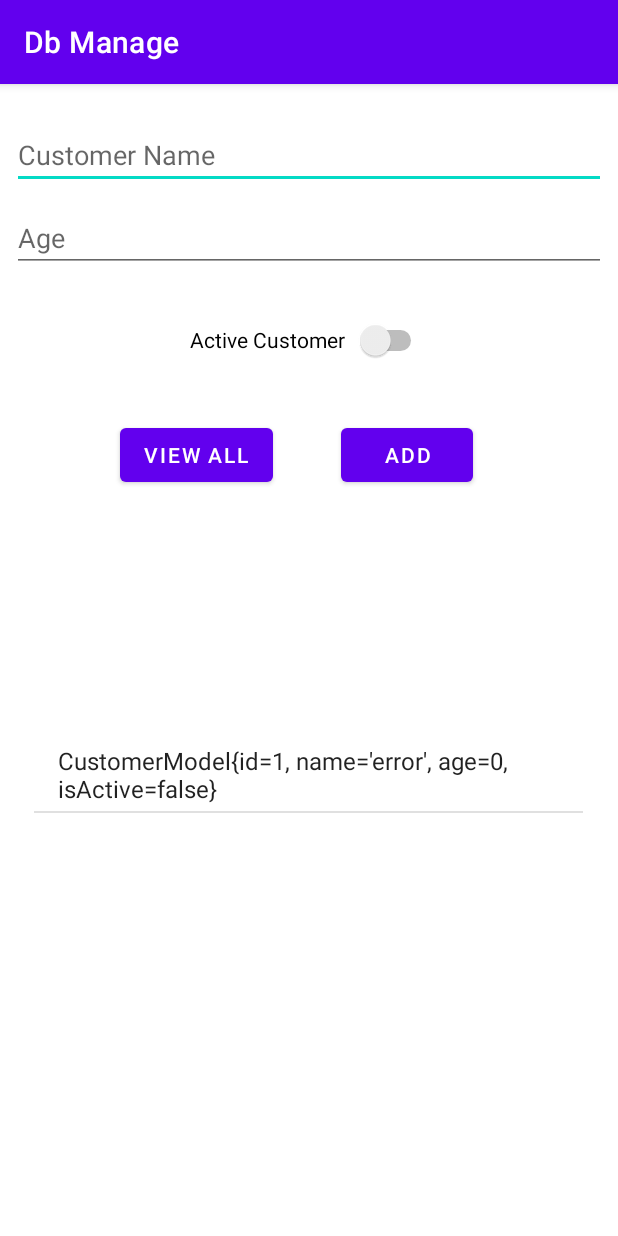
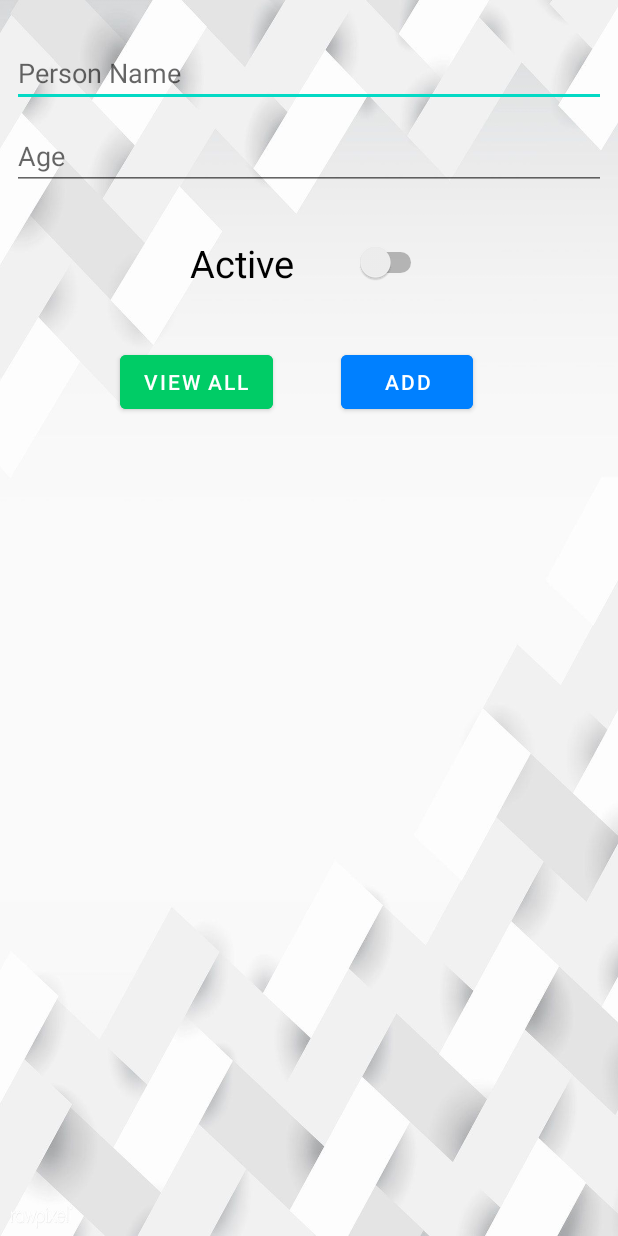
Before and after one commit to satyampra73/Db_manage_App, an Android app: the screen it shows after launch (MainActivity), after a tap on "ADD", on a phone screen of 412 x 824 dp. Run offline under Robolectric (Android 15) with nearby library versions, the phone set to English and light mode, and no system bars.

Commit message:
comited in 8 NOv

```diff
--- a/app/build.gradle
+++ b/app/build.gradle
@@ -33,7 +33,7 @@ dependencies {
     implementation 'androidx.appcompat:appcompat:1.3.1'
     implementation 'com.google.android.material:material:1.4.0'
     implementation 'androidx.constraintlayout:constraintlayout:2.1.1'
-    testImplementation 'junit:junit:4.+'
+    testImplementation 'junit:junit:4.13.2'
     androidTestImplementation 'androidx.test.ext:junit:1.1.3'
     androidTestImplementation 'androidx.test.espresso:espresso-core:3.4.0'
 }
--- a/app/src/main/java/com/satyam/dbmanage/CustomerModel.java
+++ b/app/src/main/java/com/satyam/dbmanage/CustomerModel.java
@@ -18,12 +18,10 @@ public class CustomerModel {
 
     @Override
     public String toString() {
-        return "CustomerModel{" +
-                "id=" + id +
-                ", name='" + name + '\'' +
-                ", age=" + age +
-                ", isActive=" + isActive +
-                '}';
+        return
+                " Name : " + name +
+                "\n Age : " + age +
+                "\n isActive : " + isActive ;
     }
 
     public int getId() {
--- a/app/src/main/java/com/satyam/dbmanage/DatabaseHelper.java
+++ b/app/src/main/java/com/satyam/dbmanage/DatabaseHelper.java
@@ -5,8 +5,6 @@ import android.content.Context;
 import android.database.Cursor;
 import android.database.sqlite.SQLiteDatabase;
 import android.database.sqlite.SQLiteOpenHelper;
-
-import androidx.annotation.Nullable;
 
 import java.util.ArrayList;
 import java.util.List;
@@ -51,7 +49,7 @@ public class DatabaseHelper extends SQLiteOpenHelper {
 
     public List<CustomerModel> getEveryone() {
         List<CustomerModel> returnlist = new ArrayList<>();
-        String quarryString = "SELECT * FROM " + CUSTOMER_TABLE;
+        String quarryString = " SELECT * FROM " + CUSTOMER_TABLE;
         SQLiteDatabase db = getReadableDatabase();
         Cursor cursor = db.rawQuery(quarryString, null);
         if (cursor.moveToFirst()) {
--- a/app/src/main/java/com/satyam/dbmanage/MainActivity.java
+++ b/app/src/main/java/com/satyam/dbmanage/MainActivity.java
@@ -1,9 +1,13 @@
 package com.satyam.dbmanage;
 
+import androidx.annotation.NonNull;
 import androidx.appcompat.app.AppCompatActivity;
+import androidx.recyclerview.widget.ItemTouchHelper;
+import androidx.recyclerview.widget.RecyclerView;
 
 import android.icu.text.UnicodeSetSpanner;
 import android.os.Bundle;
+import android.text.TextUtils;
 import android.view.View;
 import android.widget.AdapterView;
 import android.widget.ArrayAdapter;
@@ -22,6 +26,7 @@ Switch sw_ActiveCustomer;
 ListView lv_CustomerList;
 DatabaseHelper databaseHelper;
 ArrayAdapter arrayAdapter;
+    CustomerModel customerModel;
     @Override
     protected void onCreate(Bundle savedInstanceState) {
         super.onCreate(savedInstanceState);
@@ -38,19 +43,20 @@ ArrayAdapter arrayAdapter;
         bt_add.setOnClickListener(new View.OnClickListener() {
             @Override
             public void onClick(View v) {
-                CustomerModel customerModel;
+
                 try {
                customerModel = new CustomerModel(-1, et_name.getText().toString(), Integer.parseInt(et_age.getText().toString()), sw_ActiveCustomer.isChecked());
+                    DatabaseHelper databaseHelper=new DatabaseHelper(MainActivity.this);
+                    boolean sucess = databaseHelper.addOne(customerModel);
+                    Toast.makeText(MainActivity.this,"Successfully added ",Toast.LENGTH_SHORT).show();
+
+                    AddallInListView(databaseHelper);
            }
            catch (Exception e){
                Toast.makeText(MainActivity.this, "Error Creating Customer", Toast.LENGTH_SHORT).show();
                customerModel=new CustomerModel(-1,"error",0,false);
            }
-           DatabaseHelper databaseHelper=new DatabaseHelper(MainActivity.this);
-                boolean sucess = databaseHelper.addOne(customerModel);
-                Toast.makeText(MainActivity.this,"Sucess: "+sucess,Toast.LENGTH_SHORT).show();
 
-                AddallInListView(databaseHelper);
 
             }
         });
@@ -70,6 +76,7 @@ ArrayAdapter arrayAdapter;
                 return true;
             }
         });
+
     }
 
     public void AddallInListView(DatabaseHelper databaseHelper2) {
--- a/app/src/main/res/layout/activity_main.xml
+++ b/app/src/main/res/layout/activity_main.xml
@@ -4,6 +4,7 @@
     xmlns:tools="http://schemas.android.com/tools"
     android:layout_width="match_parent"
     android:layout_height="match_parent"
+    android:background="@drawable/dbbg3"
     tools:context=".MainActivity">
 
     <EditText
@@ -43,6 +44,7 @@
         android:layout_width="158dp"
         android:layout_height="33dp"
         android:text="@string/ActiveCustomer"
+        android:textSize="25dp"
         app:layout_constraintBottom_toBottomOf="parent"
         app:layout_constraintEnd_toEndOf="parent"
         app:layout_constraintHorizontal_bias="0.498"
@@ -56,6 +58,7 @@
         android:layout_height="wrap_content"
         android:layout_marginStart="80dp"
         android:text="@string/btnViewall"
+        android:backgroundTint="#00cc66"
         app:layout_constraintBottom_toBottomOf="parent"
         app:layout_constraintStart_toStartOf="parent"
         app:layout_constraintTop_toBottomOf="@+id/sw_active"
@@ -67,6 +70,7 @@
         android:layout_height="wrap_content"
         android:layout_marginEnd="52dp"
         android:text="@string/btnAdd"
+        android:backgroundTint="#0080ff"
         app:layout_constraintBottom_toBottomOf="parent"
         app:layout_constraintEnd_toEndOf="parent"
         app:layout_constraintStart_toEndOf="@id/btn_viewAll"
--- a/app/src/main/res/values-night/themes.xml
+++ b/app/src/main/res/values-night/themes.xml
@@ -1,6 +1,6 @@
 <resources xmlns:tools="http://schemas.android.com/tools">
     <!-- Base application theme. -->
-    <style name="Theme.DbManage" parent="Theme.MaterialComponents.DayNight.DarkActionBar">
+    <style name="Theme.DbManage" parent="Theme.MaterialComponents.DayNight.NoActionBar">
         <!-- Primary brand color. -->
         <item name="colorPrimary">@color/purple_200</item>
         <item name="colorPrimaryVariant">@color/purple_700</item>
--- a/app/src/main/res/values/strings.xml
+++ b/app/src/main/res/values/strings.xml
@@ -1,8 +1,8 @@
 <resources>
     <string name="app_name">Db Manage</string>
-    <string name="CustomerName">Customer Name</string>
+    <string name="CustomerName">Person Name</string>
     <string name="CustomerAge">Age</string>
-    <string name="ActiveCustomer">Active Customer</string>
+    <string name="ActiveCustomer">Active </string>
     <string name="btnViewall">View All</string>
     <string name="btnAdd">Add</string>
 </resources>
--- a/app/src/main/res/values/themes.xml
+++ b/app/src/main/res/values/themes.xml
@@ -1,6 +1,6 @@
 <resources xmlns:tools="http://schemas.android.com/tools">
     <!-- Base application theme. -->
-    <style name="Theme.DbManage" parent="Theme.MaterialComponents.DayNight.DarkActionBar">
+    <style name="Theme.DbManage" parent="Theme.MaterialComponents.DayNight.NoActionBar">
         <!-- Primary brand color. -->
         <item name="colorPrimary">@color/purple_500</item>
         <item name="colorPrimaryVariant">@color/purple_700</item>
```
Also changed, not shown: app/src/main/res/drawable/dbbg2.jpg (added), app/src/main/res/drawable/dbbg3.jpg (added).
